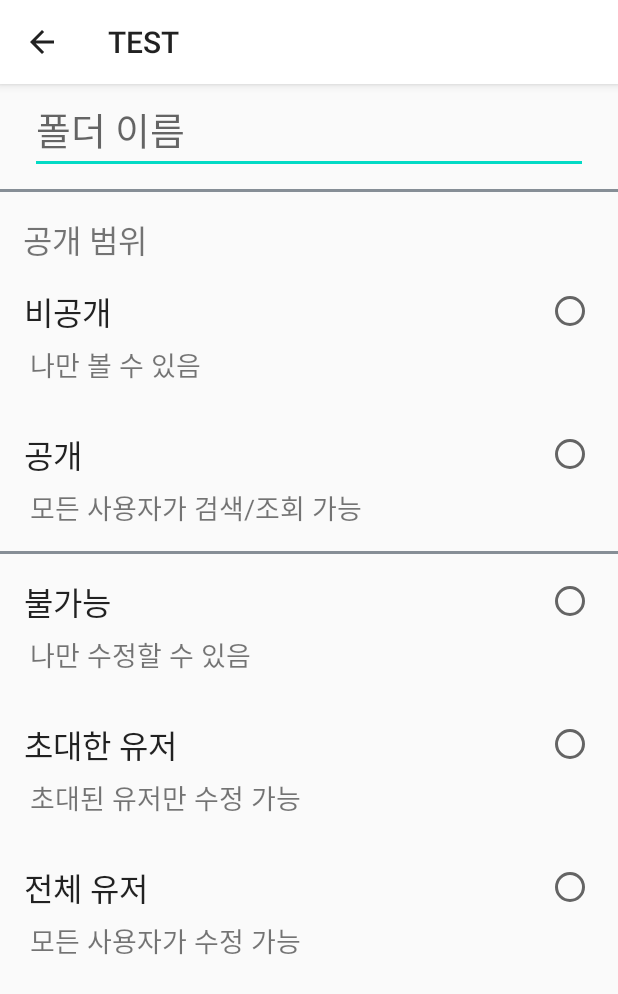
After one commit to 2020CapstoneDesign-Demap/DeMap, an Android app: the CreateFolderActivity screen opened directly, with no data from a screen before it, on a phone screen of 412 x 824 dp. The commit adds this screen. Shown: the top 994 px of the screen. Run offline under Robolectric (Android 15) with nearby library versions, the phone set to English and light mode, and no system bars.

Commit message:
폴더 생성 UI + 툴바 홈버튼

```diff
--- a/app/build.gradle
+++ b/app/build.gradle
@@ -34,4 +34,5 @@ dependencies {
     testImplementation 'junit:junit:4.12'
     androidTestImplementation 'androidx.test.ext:junit:1.1.1'
     androidTestImplementation 'androidx.test.espresso:espresso-core:3.2.0'
+
 }
--- a/app/src/main/AndroidManifest.xml
+++ b/app/src/main/AndroidManifest.xml
@@ -9,6 +9,7 @@
         android:roundIcon="@mipmap/ic_launcher_round"
         android:supportsRtl="true"
         android:theme="@style/AppTheme">
+        <activity android:name=".CreateFolderActivity"></activity>
         <activity android:name=".MainActivity">
             <intent-filter>
                 <action android:name="android.intent.action.MAIN" />
--- /dev/null
+++ b/app/src/main/java/kr/ac/hansung/demap/CreateFolderActivity.kt
@@ -0,0 +1,50 @@
+package kr.ac.hansung.demap
+
+import androidx.appcompat.app.AppCompatActivity
+import android.os.Bundle
+import kotlinx.android.synthetic.main.activity_create_folder.*
+import android.view.Menu;
+import android.view.MenuItem;
+
+
+class CreateFolderActivity : AppCompatActivity() {
+
+    override fun onCreate(savedInstanceState: Bundle?) {
+        super.onCreate(savedInstanceState)
+
+        // ActionBar에 타이틀 변경
+        getSupportActionBar()?.setTitle("TEST");
+        // ActionBar의 배경색 변경
+        //getSupportActionBar()?.setBackgroundDrawable(object : ColorDrawable(0xFF339999.toInt())
+
+        // 홈 아이콘 표시
+        getSupportActionBar()?.setDisplayHomeAsUpEnabled(true);
+
+        setContentView(R.layout.activity_create_folder)
+        //리스트에 들어갈 아이템 생성
+        val item_pub = arrayOf<String>("비공개", "공개")
+        val item_desc = arrayOf<String>("나만 볼 수 있음", "모든 사용자가 검색/조회 가능")
+        val item_edit_auth = arrayOf<String>("불가능", "초대한 유저", "전체 유저")
+        val item_edit_desc = arrayOf<String>("나만 수정할 수 있음", "초대된 유저만 수정 가능", "모든 사용자가 수정 가능")
+
+        //ArrayAdapter로 생성
+        listView_public.adapter =
+            MyAdapterForPublic(this, R.layout.folder_public_list, item_pub, item_desc)
+        listView_edit_auth.adapter =
+            MyAdapterForPublic(this, R.layout.folder_public_list, item_edit_auth, item_edit_desc)
+
+
+
+    }
+
+
+    override fun onOptionsItemSelected(item: MenuItem): Boolean {
+        var id = item.getItemId()
+
+        if (id == android.R.id.home) {
+            finish()
+            return true
+        }
+        return super.onOptionsItemSelected(item)
+    }
+}
--- /dev/null
+++ b/app/src/main/java/kr/ac/hansung/demap/MyAdapterForPublic.kt
@@ -0,0 +1,79 @@
+package kr.ac.hansung.demap
+
+import android.content.Context
+import android.view.LayoutInflater
+import android.view.View
+import android.view.ViewGroup
+import android.widget.BaseAdapter
+import android.widget.CheckedTextView
+import android.widget.RadioButton
+import android.widget.TextView
+import java.util.*
+
+class MyAdapterForPublic(context: Context, resource: Int, item_pub: Array<String>, item_desc: Array<String>) : BaseAdapter() {
+    private val mContext = context
+    private val mItem_pub = item_pub // 공개, 비공개
+    private val mItem_desc = item_desc // 공개/비공개 설명
+
+    var mSelectedRadioPosition : Int? = null // 선택된 라디오버튼 위치
+    var mLastSelectedButton : CheckedTextView? = null // 마지막으로 선택되어 있던 버튼 뷰
+
+
+    override fun getView(position: Int, convertView: View?, parent: ViewGroup?): View {
+        lateinit var viewHolder : ViewHolder
+        var view = convertView
+        if (view == null){
+            viewHolder = ViewHolder()
+            view = LayoutInflater.from(mContext).inflate(R.layout.folder_public_list,parent,false)
+            viewHolder.checkedTextView = view.findViewById(R.id.checkedtextview)
+            viewHolder.textView = view.findViewById(R.id.textview_desc)
+            view.tag = viewHolder
+            viewHolder.checkedTextView.text = mItem_pub[position]
+            viewHolder.textView.text = mItem_desc[position]
+            viewHolder.checkedTextView.id = position
+
+            return view
+        }else{
+            viewHolder = view.tag as ViewHolder
+
+            // 선택된 버튼 위치가 현재 위치이면 라디오 체크 표시를, 아니라면 라디오 체크 표시 해제
+            viewHolder.checkedTextView.isChecked = mSelectedRadioPosition == position
+
+        }
+        viewHolder.checkedTextView.text = mItem_pub[position]
+        viewHolder.textView.text = mItem_desc[position]
+
+        // CheckedTextView 클릭 이벤트
+        viewHolder.checkedTextView.setOnClickListener( object : View.OnClickListener {
+
+            override fun onClick(v : View?) {
+                if (mSelectedRadioPosition == position) { // 선택한 라디오 위치가 현재 위치이면
+                    return; // 변동사항 없이 리턴
+                }
+                // 선택된 라디오 위치가 변동 되었다면
+                mSelectedRadioPosition = position; // 변동된 위치로 갱신
+
+                mLastSelectedButton?.isChecked = false // 이전에 선택 되었던 버튼이 null이 아니라면 라디오체크 표시 비활성화
+
+                mLastSelectedButton = v as CheckedTextView; // mLastSelectedButton을 현재 선택된 뷰로 갱신
+                notifyDataSetChanged(); // 변경사항 notify
+            }
+        })
+
+        return  view
+    }
+
+    override fun getItem(position: Int) = mItem_pub[position]
+
+    fun getItemDesc(position: Int) = mItem_desc[position]
+
+    override fun getItemId(position: Int) = position.toLong()
+
+    override fun getCount() = mItem_pub.size
+
+    inner class ViewHolder{
+        lateinit var checkedTextView : CheckedTextView
+        lateinit var textView : TextView
+    }
+
+}
--- /dev/null
+++ b/app/src/main/res/layout/activity_create_folder.xml
@@ -0,0 +1,63 @@
+<?xml version="1.0" encoding="utf-8"?>
+<LinearLayout xmlns:android="http://schemas.android.com/apk/res/android"
+    xmlns:app="http://schemas.android.com/apk/res-auto"
+    xmlns:tools="http://schemas.android.com/tools"
+    android:layout_width="match_parent"
+    android:layout_height="match_parent"
+    tools:context=".CreateFolderActivity"
+    android:orientation="vertical"
+    >
+
+    <EditText
+        android:layout_width="match_parent"
+        android:layout_height="50dp"
+        android:layout_marginLeft="20dp"
+        android:layout_marginRight="20dp"
+        android:layout_marginTop="10dp"
+        android:layout_marginBottom="10dp"
+        android:hint="@string/folder_name"
+        android:textSize="25sp"
+        />
+    <View
+        android:layout_width="match_parent"
+        android:layout_height="2dp"
+        android:layout_centerInParent="true"
+        android:background="@color/colorLineGray6"/>
+
+    <LinearLayout
+        android:layout_width="match_parent"
+        android:layout_height="wrap_content"
+        android:orientation="vertical"
+        >
+        <TextView
+            android:layout_width="match_parent"
+            android:layout_height="wrap_content"
+            android:text="공개 범위"
+            android:textSize="21sp"
+            android:layout_marginTop="15dp"
+            android:layout_marginLeft="15dp"
+            />
+
+        <ListView
+            android:id="@+id/listView_public"
+            android:layout_width="match_parent"
+            android:layout_height="wrap_content"
+            android:divider="#000000"
+            >
+
+        </ListView>
+        <View
+            android:layout_width="match_parent"
+            android:layout_height="2dp"
+            android:layout_centerInParent="true"
+            android:background="@color/colorLineGray6"/>
+        <ListView
+            android:id="@+id/listView_edit_auth"
+            android:layout_width="match_parent"
+            android:layout_height="wrap_content"
+            android:divider="#000000"
+            >
+        </ListView>
+
+    </LinearLayout>
+</LinearLayout>
--- /dev/null
+++ b/app/src/main/res/layout/folder_public_list.xml
@@ -0,0 +1,26 @@
+<?xml version="1.0" encoding="utf-8"?>
+<LinearLayout xmlns:android="http://schemas.android.com/apk/res/android"
+    android:orientation="vertical" android:layout_width="match_parent"
+    android:layout_height="wrap_content">
+
+        <CheckedTextView
+            android:id="@+id/checkedtextview"
+            android:layout_width="match_parent"
+            android:layout_height="wrap_content"
+            android:textSize="21sp"
+            android:layout_marginTop="15dp"
+            android:checkMark="?android:attr/listChoiceIndicatorSingle"
+            android:paddingStart="?android:attr/listPreferredItemPaddingStart"
+            android:paddingEnd="?android:attr/listPreferredItemPaddingEnd"
+            />
+        <TextView
+            android:id="@+id/textview_desc"
+            android:layout_width="match_parent"
+            android:layout_height="wrap_content"
+            android:textSize="18sp"
+            android:layout_marginLeft="20dp"
+            android:layout_marginTop="5dp"
+            android:layout_marginBottom="15dp"
+            />
+
+</LinearLayout>
--- a/app/src/main/res/values/colors.xml
+++ b/app/src/main/res/values/colors.xml
@@ -1,6 +1,9 @@
 <?xml version="1.0" encoding="utf-8"?>
 <resources>
-    <color name="colorPrimary">#6200EE</color>
+    <color name="colorPrimary">#FFFFFF</color>
     <color name="colorPrimaryDark">#3700B3</color>
     <color name="colorAccent">#03DAC5</color>
+    <color name="colorLineGray7">#495057</color>
+    <color name="colorLineGray6">#868E96</color>
+    <color name="colorLineGray4">#CED4DA</color>
 </resources>
--- a/app/src/main/res/values/strings.xml
+++ b/app/src/main/res/values/strings.xml
@@ -1,3 +1,5 @@
 <resources>
     <string name="app_name">DeMap</string>
+    <string name="create_folder">새 폴더 추가</string>
+    <string name="folder_name">폴더 이름</string>
 </resources>
--- a/app/src/main/res/values/styles.xml
+++ b/app/src/main/res/values/styles.xml
@@ -1,11 +1,21 @@
 <resources>
 
     <!-- Base application theme. -->
-    <style name="AppTheme" parent="Theme.AppCompat.Light.DarkActionBar">
+    <style name="AppTheme" parent="Theme.AppCompat.Light">
         <!-- Customize your theme here. -->
         <item name="colorPrimary">@color/colorPrimary</item>
-        <item name="colorPrimaryDark">@color/colorPrimaryDark</item>
+        <item name="colorPrimaryDark">@color/colorLineGray6</item>
         <item name="colorAccent">@color/colorAccent</item>
     </style>
 
+    <style name="AppTheme.MainTheme">
+        <item name="android:actionBarStyle">@style/MyActionBar</item>
+    </style>
+    <style name="MyActionBar" parent="@android:style/Widget.Holo.Light.ActionBar.Solid">
+        <item name="android:background">@color/colorPrimary</item>
+        <item name="android:titleTextStyle">@style/ActionBarTextColor</item>
+    </style>
+    <style name="ActionBarTextColor" parent="android:TextAppearance.Holo.Widget.ActionBar.Title">
+        <item name="android:textColor">@color/colorLineGray6</item>
+    </style>
 </resources>
```
Also changed, not shown: app/src/main/java/kr/ac/hansung/demap/MainActivity.kt (+11 -0 lines), app/src/main/java/kr/ac/hansung/demap/MyAdapterForEditAuth.kt (added, +79 -0 lines), app/src/main/res/layout/activity_main.xml (+13 -3 lines).
